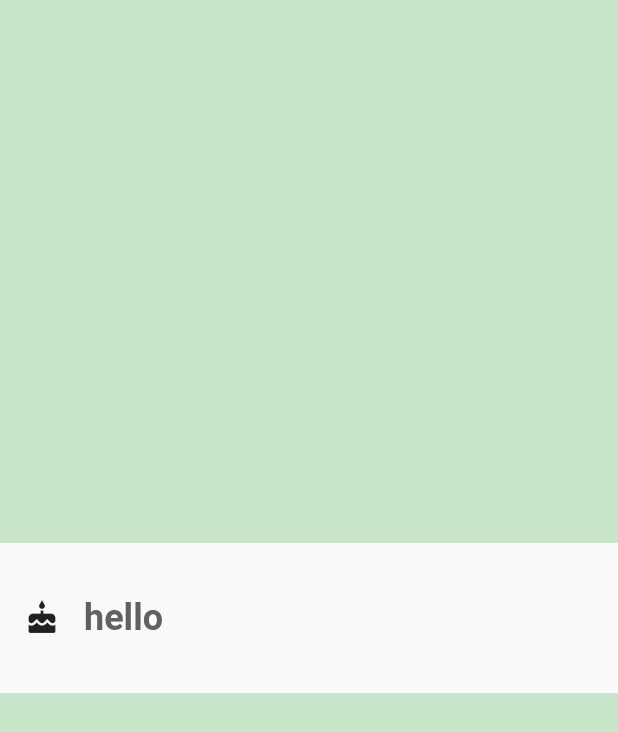
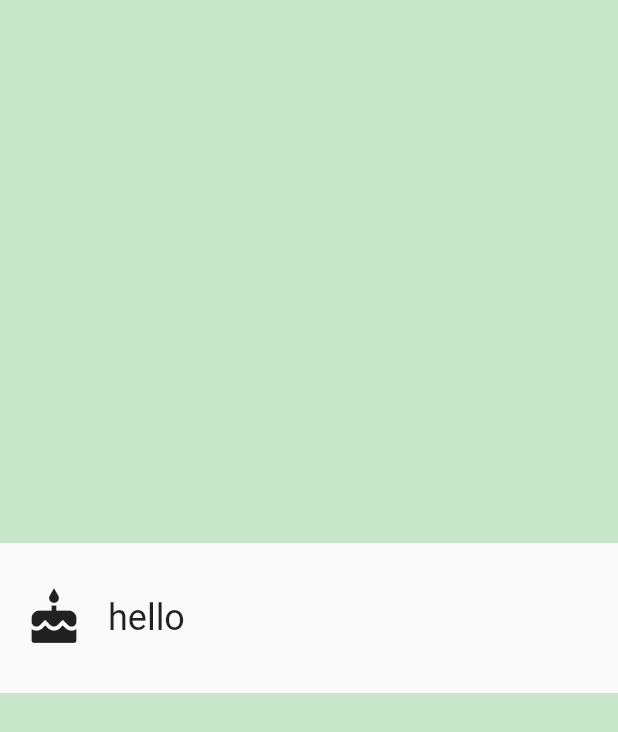
Before and after one commit to Dellonbit/Fluttertut, a Flutter app: the screen it shows after launch, on a phone screen of 412 x 824 dp. Shown: the top 732 px of the screen. Run offline on Flutter 3.47's test engine with Material 2 defaults, Android fonts, the phone set to English and light mode, and no system bars.

```diff
--- a/fluttertut/lib/category.dart
+++ b/fluttertut/lib/category.dart
@@ -46,16 +46,17 @@ class Category extends StatelessWidget {
               children: <Widget>[
                 Padding(
                   padding: EdgeInsets.only(right: 16.0),
-                  child: Icon(Icons.cake),
+                  child: Icon(Icons.cake, size: 40.0,)
                 ),
                 Center(
                   child: Text("hello",
                   textAlign: TextAlign.center,
-                  style: TextStyle(
-                    color: Colors.grey[700],
-                    fontSize: 24.0,
-                    fontWeight: FontWeight.w700
-                  )
+                  style: Theme.of(context).textTheme.headline,
+                  // style: TextStyle(
+                  //   color: Colors.grey[700],
+                  //   fontSize: 24.0,
+                  //   fontWeight: FontWeight.w700
+                  //)
 
                   ),
 
--- a/fluttertut/lib/main.dart
+++ b/fluttertut/lib/main.dart
@@ -6,7 +6,7 @@ import 'package:flutter/material.dart';
 // found in the LICENSE file.
 
 // You can read about packages here: https://flutter.io/using-packages/
-import 'package:flutter/material.dart';
+//import 'package:flutter/material.dart';
 
 // You can use a relative import, i.e. `import 'category.dart';` or
 // a package import, as shown below.
```
Also changed, not shown: fluttertut/lib/CategoryRoute.dart (added, +56 -0 lines).
